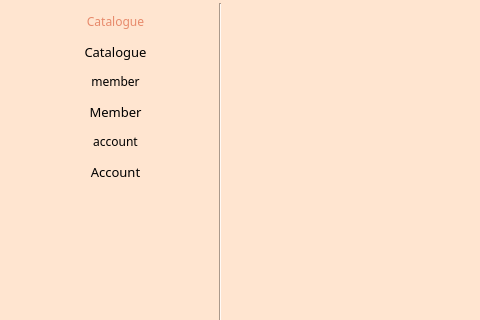
Old version of the form LibraryInformationSystem/admincatalogue.ui in the repository janelle-lr/CS106LibraryInformationSystem; both pictures show x 0 to 480 and y 97 to 417 of the 1280 by 640 pixel window.
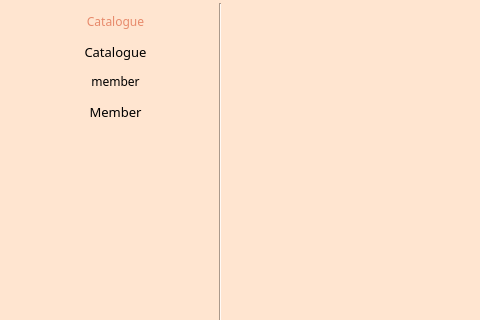
New version of the form. Icons and pictures are not drawn.

```diff
--- a/LibraryInformationSystem/admincatalogue.ui
+++ b/LibraryInformationSystem/admincatalogue.ui
@@ -122,33 +122,6 @@
        </property>
       </widget>
      </item>
-     <item>
-      <widget class="QLabel" name="accountIcon">
-       <property name="text">
-        <string>account</string>
-       </property>
-       <property name="alignment">
-        <set>Qt::AlignCenter</set>
-       </property>
-      </widget>
-     </item>
-     <item>
-      <widget class="QPushButton" name="accountBtn">
-       <property name="styleSheet">
-        <string notr="true">QPushButton{
-	border-radius:15px;
-	font: 14px &quot;Montserrat&quot;;
-}
-
-QPushButton:hover {
-	text-decoration: underline;
-}</string>
-       </property>
-       <property name="text">
-        <string>Account</string>
-       </property>
-      </widget>
-     </item>
      <item>
       <spacer name="verticalSpacer">
        <property name="orientation">
```
